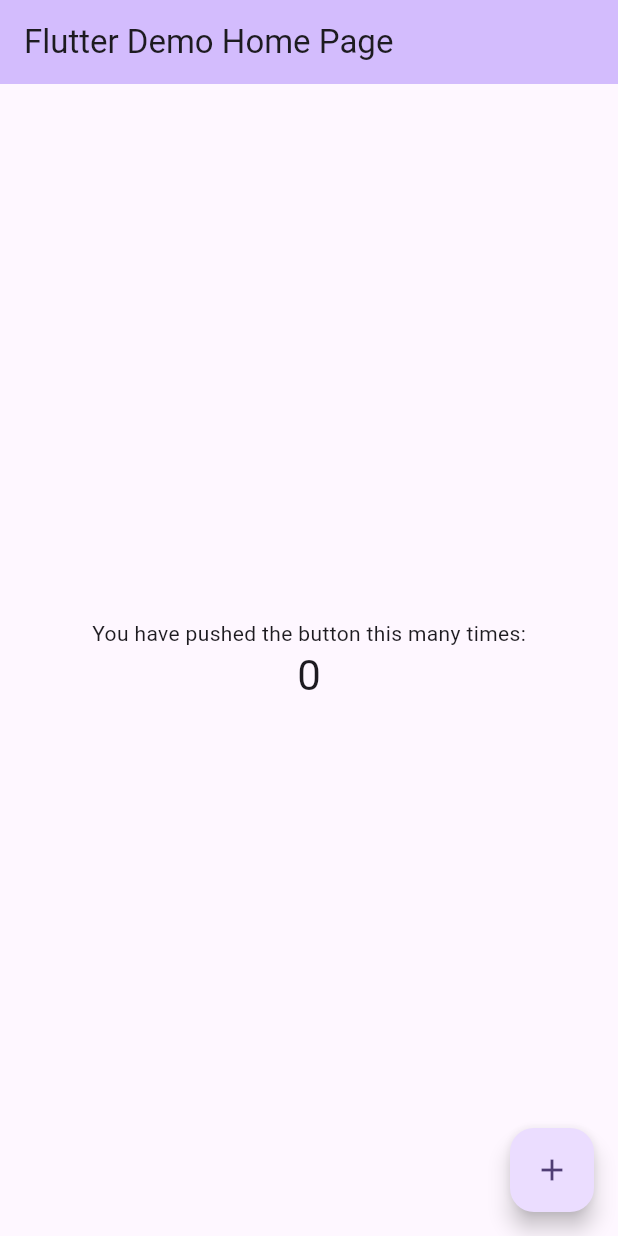
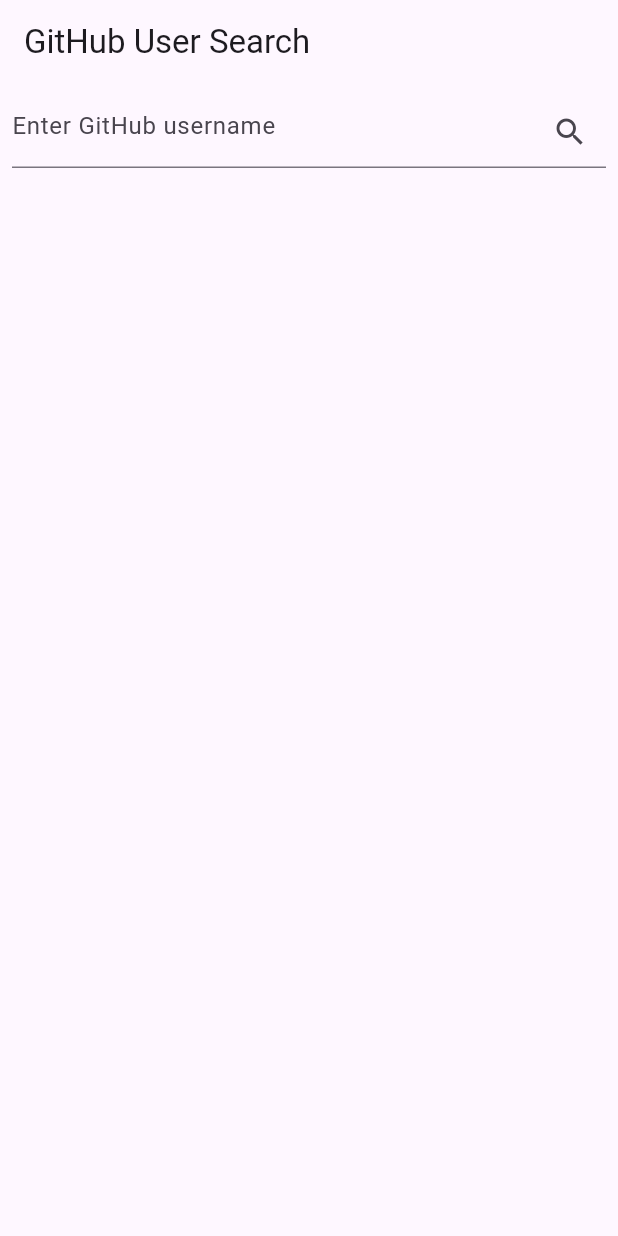
Before and after one commit to akhil-ge0rge/github_profile_app, a Flutter app: the screen it shows after launch, on a phone screen of 412 x 824 dp. Run offline on Flutter 3.47's test engine with Material 3 defaults, Android fonts, the phone set to English and light mode, and no system bars; our stand-ins replace connectivity_plus; accounts and stored records are empty.

```diff
--- /dev/null
+++ b/lib/features/search/model/repo_model.dart
@@ -0,0 +1,19 @@
+class RepoModel {
+  final String name;
+  final String htmlUrl;
+  final String description;
+
+  RepoModel({
+    required this.name,
+    required this.htmlUrl,
+    required this.description,
+  });
+
+  factory RepoModel.fromJson(Map<String, dynamic> json) {
+    return RepoModel(
+      name: json['name'] ?? '',
+      htmlUrl: json['html_url'] ?? '',
+      description: json['description'] ?? '',
+    );
+  }
+}
--- /dev/null
+++ b/lib/features/search/model/user_model.dart
@@ -0,0 +1,25 @@
+class UserModel {
+  final String avatarUrl;
+  final String name;
+  final String bio;
+  final String login;
+  final int publicRepos;
+
+  UserModel({
+    required this.avatarUrl,
+    required this.name,
+    required this.bio,
+    required this.login,
+    required this.publicRepos,
+  });
+
+  factory UserModel.fromJson(Map<String, dynamic> json) {
+    return UserModel(
+      avatarUrl: json['avatar_url'] ?? '',
+      login: json['login'] ?? '',
+      name: json['name'] ?? '',
+      bio: json['bio'] ?? '',
+      publicRepos: json['public_repos'] ?? 0,
+    );
+  }
+}
--- /dev/null
+++ b/lib/features/search/view/search.dart
@@ -0,0 +1,64 @@
+import 'package:flutter/material.dart';
+import 'package:github_profile/features/search/view/widget/profile_tab.dart';
+import 'package:github_profile/features/search/view/widget/repo_tab.dart';
+import 'package:github_profile/features/search/view_model/view_model.dart';
+import 'package:provider/provider.dart';
+
+class SearchScreen extends StatefulWidget {
+  const SearchScreen({super.key});
+
+  @override
+  State<SearchScreen> createState() => _SearchScreenState();
+}
+
+class _SearchScreenState extends State<SearchScreen> {
+  final _controller = TextEditingController();
+
+  @override
+  Widget build(BuildContext context) {
+    final viewModel = Provider.of<SearchViewModel>(context);
+
+    return Scaffold(
+      appBar: AppBar(title: const Text('GitHub User Search')),
+      body: Column(
+        children: [
+          Padding(
+            padding: const EdgeInsets.all(8.0),
+            child: TextField(
+              controller: _controller,
+              decoration: InputDecoration(
+                hintText: 'Enter GitHub username',
+                suffixIcon: IconButton(
+                  icon: const Icon(Icons.search),
+                  onPressed: () {
+                    viewModel.searchUser(_controller.text.trim());
+                  },
+                ),
+              ),
+            ),
+          ),
+          if (viewModel.isLoading)
+            const CircularProgressIndicator()
+          else if (viewModel.errorMessage.isNotEmpty)
+            Text(viewModel.errorMessage)
+          else if (viewModel.user != null)
+            Expanded(
+              child: DefaultTabController(
+                length: 2,
+                child: Column(
+                  children: const [
+                    TabBar(
+                      tabs: [Tab(text: "Profile"), Tab(text: "Repositories")],
+                    ),
+                    Expanded(
+                      child: TabBarView(children: [ProfileTab(), RepoTab()]),
+                    ),
+                  ],
+                ),
+              ),
+            ),
+        ],
+      ),
+    );
+  }
+}
--- /dev/null
+++ b/lib/features/search/view/widget/profile_tab.dart
@@ -0,0 +1,32 @@
+import 'package:flutter/material.dart';
+import 'package:github_profile/features/search/view_model/view_model.dart';
+import 'package:provider/provider.dart';
+
+class ProfileTab extends StatelessWidget {
+  const ProfileTab({super.key});
+
+  @override
+  Widget build(BuildContext context) {
+    final user = Provider.of<SearchViewModel>(context).user;
+
+    if (user == null) return const Center(child: Text('No user found'));
+
+    return Padding(
+      padding: const EdgeInsets.all(16.0),
+      child: Column(
+        children: [
+          CircleAvatar(
+            radius: 40,
+            backgroundImage: NetworkImage(user.avatarUrl),
+          ),
+          const SizedBox(height: 12),
+          Text(user.name, style: const TextStyle(fontSize: 20)),
+          const SizedBox(height: 8),
+          Text(user.bio),
+          const SizedBox(height: 12),
+          Text("Repositories: ${user.publicRepos}"),
+        ],
+      ),
+    );
+  }
+}
--- /dev/null
+++ b/lib/features/search/view_model/view_model.dart
@@ -0,0 +1,49 @@
+import 'package:connectivity_plus/connectivity_plus.dart';
+import 'package:flutter/material.dart';
+import 'package:github_profile/features/search/model/repo_model.dart';
+import 'package:github_profile/features/search/model/user_model.dart';
+import 'package:github_profile/services/github_services.dart';
+
+class SearchViewModel extends ChangeNotifier {
+  final _service = GithubServices();
+
+  UserModel? user;
+  List<RepoModel> repositories = [];
+  List<RepoModel> filteredRepos = [];
+
+  bool isLoading = false;
+  bool isRepoLoading = false;
+  String errorMessage = '';
+
+  String repoType = 'all';
+
+  Future<void> searchUser(String username) async {
+    isLoading = true;
+    errorMessage = '';
+    notifyListeners();
+
+    final connectivityResult = await Connectivity().checkConnectivity();
+    if (connectivityResult.first == ConnectivityResult.none) {
+      errorMessage = 'No internet connection';
+      isLoading = false;
+      notifyListeners();
+      return;
+    }
+
+    try {
+      user = await _service.fetchUser(username);
+      repositories = await _service.fetchRepos(username, type: repoType);
+      filteredRepos = repositories;
+    } catch (e) {
+      errorMessage = e.toString();
+    }
+
+    isLoading = false;
+    notifyListeners();
+  }
+
+  void setRepoType(String type) {
+    repoType = type;
+    notifyListeners();
+  }
+}
--- a/lib/main.dart
+++ b/lib/main.dart
@@ -1,4 +1,7 @@
 import 'package:flutter/material.dart';
+import 'package:github_profile/features/search/view/search.dart';
+import 'package:github_profile/features/search/view_model/view_model.dart';
+import 'package:provider/provider.dart';
 
 void main() {
   runApp(const MyApp());
@@ -7,101 +10,20 @@ void main() {
 class MyApp extends StatelessWidget {
   const MyApp({super.key});
 
-  // This widget is the root of your application.
   @override
   Widget build(BuildContext context) {
-    return MaterialApp(
-      title: 'Flutter Demo',
-      theme: ThemeData(
-        colorScheme: ColorScheme.fromSeed(seedColor: Colors.deepPurple),
+    return MultiProvider(
+      providers: [
+        ChangeNotifierProvider(create: (context) => SearchViewModel()),
+      ],
+      child: MaterialApp(
+        title: 'Flutter Demo',
+        debugShowCheckedModeBanner: false,
+        theme: ThemeData(
+          colorScheme: ColorScheme.fromSeed(seedColor: Colors.deepPurple),
+        ),
+        home: const SearchScreen(),
       ),
-      home: const MyHomePage(title: 'Flutter Demo Home Page'),
     );
   }
 }
-
-class MyHomePage extends StatefulWidget {
-  const MyHomePage({super.key, required this.title});
-
-  // This widget is the home page of your application. It is stateful, meaning
-  // that it has a State object (defined below) that contains fields that affect
-  // how it looks.
-
-  // This class is the configuration for the state. It holds the values (in this
-  // case the title) provided by the parent (in this case the App widget) and
-  // used by the build method of the State. Fields in a Widget subclass are
-  // always marked "final".
-
-  final String title;
-
-  @override
-  State<MyHomePage> createState() => _MyHomePageState();
-}
-
-class _MyHomePageState extends State<MyHomePage> {
-  int _counter = 0;
-
-  void _incrementCounter() {
-    setState(() {
-      // This call to setState tells the Flutter framework that something has
-      // changed in this State, which causes it to rerun the build method below
-      // so that the display can reflect the updated values. If we changed
-      // _counter without calling setState(), then the build method would not be
-      // called again, and so nothing would appear to happen.
-      _counter++;
-    });
-  }
-
-  @override
-  Widget build(BuildContext context) {
-    // This method is rerun every time setState is called, for instance as done
-    // by the _incrementCounter method above.
-    //
-    // The Flutter framework has been optimized to make rerunning build methods
-    // fast, so that you can just rebuild anything that needs updating rather
-    // than having to individually change instances of widgets.
-    return Scaffold(
-      appBar: AppBar(
-        // TRY THIS: Try changing the color here to a specific color (to
-        // Colors.amber, perhaps?) and trigger a hot reload to see the AppBar
-        // change color while the other colors stay the same.
-        backgroundColor: Theme.of(context).colorScheme.inversePrimary,
-        // Here we take the value from the MyHomePage object that was created by
-        // the App.build method, and use it to set our appbar title.
-        title: Text(widget.title),
-      ),
-      body: Center(
-        // Center is a layout widget. It takes a single child and positions it
-        // in the middle of the parent.
-        child: Column(
-          // Column is also a layout widget. It takes a list of children and
-          // arranges them vertically. By default, it sizes itself to fit its
-          // children horizontally, and tries to be as tall as its parent.
-          //
-          // Column has various properties to control how it sizes itself and
-          // how it positions its children. Here we use mainAxisAlignment to
-          // center the children vertically; the main axis here is the vertical
-          // axis because Columns are vertical (the cross axis would be
-          // horizontal).
-          //
-          // TRY THIS: Invoke "debug painting" (choose the "Toggle Debug Paint"
-          // action in the IDE, or press "p" in the console), to see the
-          // wireframe for each widget.
-          mainAxisAlignment: MainAxisAlignment.center,
-          children: <Widget>[
-            const Text('You have pushed the button this many times:'),
-            Text(
-              '$_counter',
-              style: Theme.of(context).textTheme.headlineMedium,
-            ),
-          ],
-        ),
-      ),
-      floatingActionButton: FloatingActionButton(
-        onPressed: _incrementCounter,
-        tooltip: 'Increment',
-        child: const Icon(Icons.add),
-      ), // This trailing comma makes auto-formatting nicer for build methods.
-    );
-  }
-}
--- /dev/null
+++ b/lib/services/github_services.dart
@@ -0,0 +1,33 @@
+import 'dart:convert';
+
+import 'package:github_profile/features/search/model/repo_model.dart';
+import 'package:github_profile/features/search/model/user_model.dart';
+import 'package:http/http.dart' as http;
+
+class GithubServices {
+  final baseUrl = "https://api.github.com/users";
+
+  Future<UserModel> fetchUser(String username) async {
+    final response = await http.get(Uri.parse('$baseUrl/$username'));
+    if (response.statusCode == 200) {
+      return UserModel.fromJson(jsonDecode(response.body));
+    } else {
+      throw Exception("User not found");
+    }
+  }
+
+  Future<List<RepoModel>> fetchRepos(
+    String username, {
+    String type = 'all',
+  }) async {
+    final response = await http.get(
+      Uri.parse('https://api.github.com/users/$username/repos?type=$type'),
+    );
+    if (response.statusCode == 200) {
+      final List data = jsonDecode(response.body);
+      return data.map((json) => RepoModel.fromJson(json)).toList();
+    } else {
+      throw Exception("Repos not found");
+    }
+  }
+}
--- a/pubspec.yaml
+++ b/pubspec.yaml
@@ -37,6 +37,7 @@ dependencies:
   provider: ^6.1.4
   http: ^1.3.0
   url_launcher: ^6.3.1
+  connectivity_plus: ^6.1.3
 
 dev_dependencies:
   flutter_test:
```
Also changed, not shown: lib/features/search/view/widget/repo_tab.dart (added, +58 -0 lines), pubspec.lock, 6 other files.
